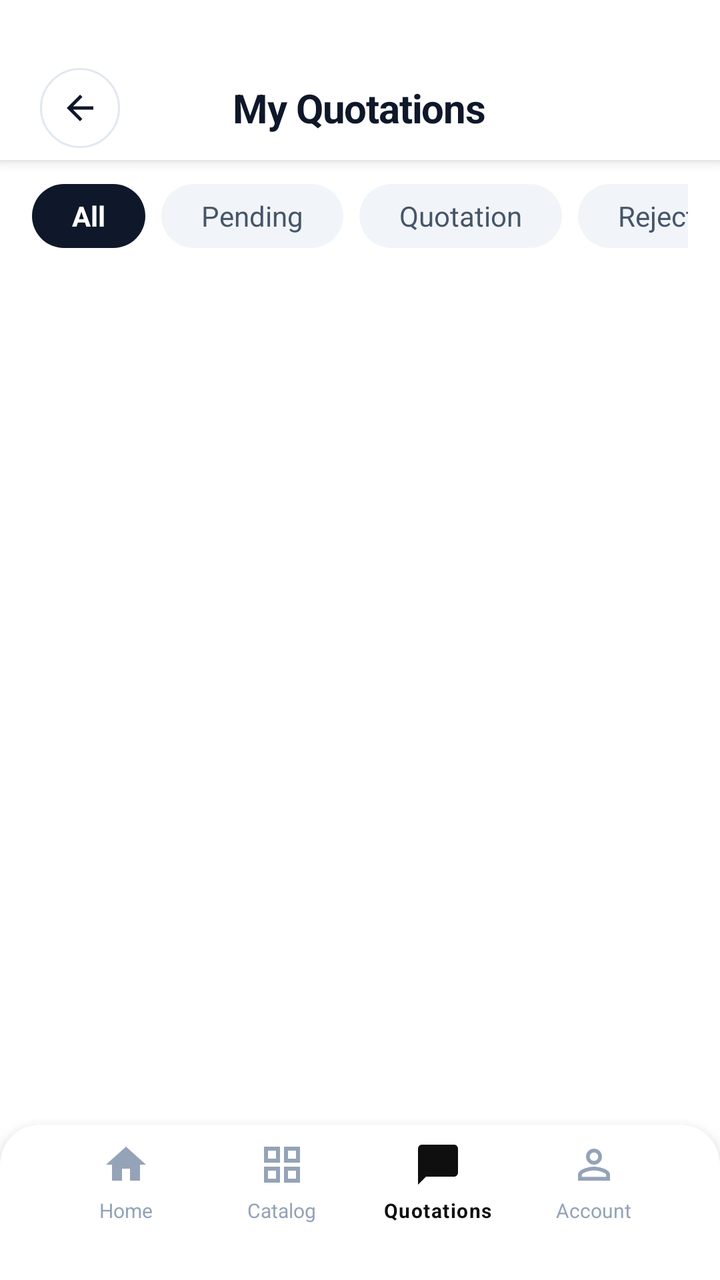
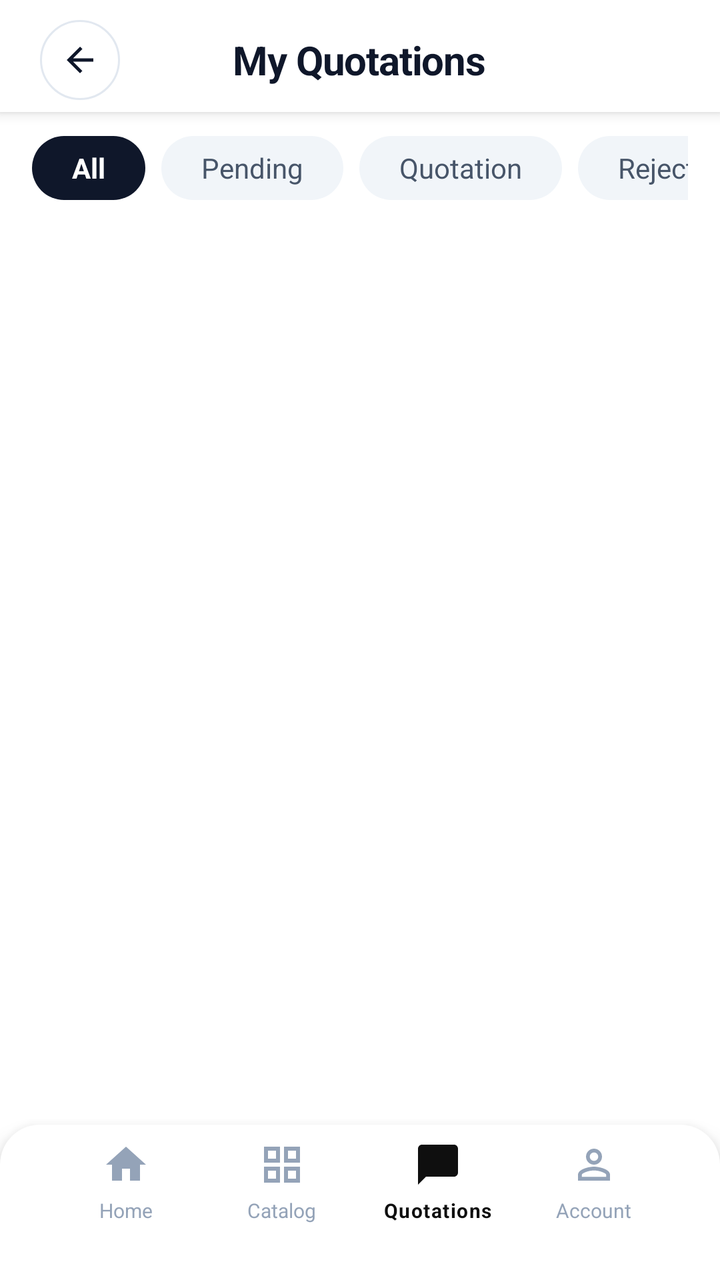

Compare the two renders of this Android layout. The source of the first and the diff that turns it into the second are given below.
<!-- AndroidManifest.xml: activity theme AppTheme -->
<!-- res/layout/activity_quotations.xml -->
<?xml version="1.0" encoding="utf-8"?>
<RelativeLayout xmlns:android="http://schemas.android.com/apk/res/android"
    android:layout_width="match_parent"
    android:layout_height="match_parent"
    android:background="@color/white"
    android:fitsSystemWindows="true">

    
    <LinearLayout
        android:id="@+id/header"
        android:layout_width="match_parent"
        android:layout_height="wrap_content"
        android:orientation="vertical"
        android:background="@color/white"
        android:elevation="4dp">

        
        <View
            android:layout_width="match_parent"
            android:layout_height="24dp"
            android:background="@color/white" />

        
        <LinearLayout
            android:layout_width="match_parent"
            android:layout_height="56dp"
            android:orientation="horizontal"
            android:paddingHorizontal="20dp"
            android:gravity="center_vertical"
            android:background="@color/white"
            android:paddingTop="4dp">

            
            <RelativeLayout
                android:id="@+id/btnBack"
                android:layout_width="40dp"
                android:layout_height="40dp"
                android:background="@drawable/bg_circle_icon"
                android:clickable="true"
                android:focusable="true">

                <ImageView
                    android:layout_width="20dp"
                    android:layout_height="20dp"
                    android:src="@drawable/ic_arrow_back"
                    android:tint="@color/slate_900"
                    android:layout_centerInParent="true" />
            </RelativeLayout>

            <Space
                android:layout_width="0dp"
                android:layout_height="0dp"
                android:layout_weight="1" />

            
            <TextView
                android:layout_width="wrap_content"
                android:layout_height="wrap_content"
                android:text="My Quotations"
                android:textColor="@color/slate_900"
                android:textSize="20sp"
                android:textStyle="bold"
                android:letterSpacing="-0.02" />

            <Space
                android:layout_width="0dp"
                android:layout_height="0dp"
                android:layout_weight="1" />

            
            <View
                android:layout_width="40dp"
                android:layout_height="40dp" />

        </LinearLayout>
    </LinearLayout>

    
    <HorizontalScrollView
        android:id="@+id/tabsContainer"
        android:layout_width="match_parent"
        android:layout_height="wrap_content"
        android:layout_below="@id/header"
        android:background="@color/white"
        android:paddingVertical="12dp"
        android:paddingHorizontal="16dp"
        android:scrollbars="none">

        <LinearLayout
            android:layout_width="wrap_content"
            android:layout_height="wrap_content"
            android:orientation="horizontal"
            android:gravity="center_vertical">

            
            <LinearLayout
                android:id="@+id/tabAll"
                android:layout_width="wrap_content"
                android:layout_height="32dp"
                android:orientation="horizontal"
                android:gravity="center"
                android:background="@drawable/bg_tab_active"
                android:paddingHorizontal="20dp"
                android:layout_marginEnd="8dp"
                android:clickable="true"
                android:focusable="true">

                <TextView
                    android:layout_width="wrap_content"
                    android:layout_height="wrap_content"
                    android:text="All"
                    android:textColor="@color/white"
                    android:textSize="14sp"
                    android:textStyle="bold" />
            </LinearLayout>

            
            <LinearLayout
                android:id="@+id/tabPending"
                android:layout_width="wrap_content"
                android:layout_height="32dp"
                android:orientation="horizontal"
                android:gravity="center"
                android:background="@drawable/bg_tab_inactive"
                android:paddingHorizontal="20dp"
                android:layout_marginEnd="8dp"
                android:clickable="true"
                android:focusable="true">

                <TextView
                    android:layout_width="wrap_content"
                    android:layout_height="wrap_content"
                    android:text="Pending"
                    android:textColor="@color/slate_600"
                    android:textSize="14sp"
                    android:textStyle="normal" />
            </LinearLayout>

            
            <LinearLayout
                android:id="@+id/tabApproved"
                android:layout_width="wrap_content"
                android:layout_height="32dp"
                android:orientation="horizontal"
                android:gravity="center"
                android:background="@drawable/bg_tab_inactive"
                android:paddingHorizontal="20dp"
                android:layout_marginEnd="8dp"
                android:clickable="true"
                android:focusable="true">

                <TextView
                    android:layout_width="wrap_content"
                    android:layout_height="wrap_content"
                    android:text="Quotation"
                    android:textColor="@color/slate_600"
                    android:textSize="14sp"
                    android:textStyle="normal" />
            </LinearLayout>

            
            <LinearLayout
                android:id="@+id/tabRejected"
                android:layout_width="wrap_content"
                android:layout_height="32dp"
                android:orientation="horizontal"
                android:gravity="center"
                android:background="@drawable/bg_tab_inactive"
                android:paddingHorizontal="20dp"
                android:clickable="true"
                android:focusable="true">

                <TextView
                    android:layout_width="wrap_content"
                    android:layout_height="wrap_content"
                    android:text="Rejected"
                    android:textColor="@color/slate_600"
                    android:textSize="14sp"
                    android:textStyle="normal" />
            </LinearLayout>

        </LinearLayout>
    </HorizontalScrollView>

    
    <RelativeLayout
        android:layout_width="match_parent"
        android:layout_height="match_parent"
        android:layout_below="@id/tabsContainer"
        android:layout_above="@+id/bottomNav">

        <androidx.recyclerview.widget.RecyclerView
            android:id="@+id/recyclerViewQuotations"
            android:layout_width="match_parent"
            android:layout_height="match_parent"
            android:clipToPadding="false"
            android:padding="16dp"
            android:paddingBottom="80dp" />

        <TextView
            android:id="@+id/tvNoQuotations"
            android:layout_width="wrap_content"
            android:layout_height="wrap_content"
            android:text="No quotations found"
            android:textColor="@color/slate_500"
            android:textSize="16sp"
            android:layout_centerInParent="true"
            android:visibility="gone" />

    </RelativeLayout>

    
    <LinearLayout
        android:id="@+id/bottomNav"
        android:layout_width="match_parent"
        android:layout_height="wrap_content"
        android:orientation="vertical"
        android:background="@drawable/bg_bottom_nav"
        android:layout_alignParentBottom="true"
        android:elevation="8dp">

        
        <LinearLayout
            android:layout_width="match_parent"
            android:layout_height="wrap_content"
            android:orientation="horizontal"
            android:paddingHorizontal="24dp"
            android:paddingTop="8dp"
            android:paddingBottom="12dp">

            
            <LinearLayout
                android:id="@+id/btnNavHome"
                android:layout_width="0dp"
                android:layout_height="wrap_content"
                android:layout_weight="1"
                android:orientation="vertical"
                android:gravity="center"
                android:clickable="true"
                android:focusable="true">

                <ImageView
                    android:layout_width="24dp"
                    android:layout_height="24dp"
                    android:src="@drawable/ic_home"
                    android:tint="@color/slate_400" />

                <TextView
                    android:layout_width="wrap_content"
                    android:layout_height="wrap_content"
                    android:text="Home"
                    android:textColor="@color/slate_400"
                    android:textSize="10sp"
                    android:layout_marginTop="4dp" />
            </LinearLayout>

            
            <LinearLayout
                android:id="@+id/btnNavCatalog"
                android:layout_width="0dp"
                android:layout_height="wrap_content"
                android:layout_weight="1"
                android:orientation="vertical"
                android:gravity="center"
                android:clickable="true"
                android:focusable="true">

                <ImageView
                    android:layout_width="24dp"
                    android:layout_height="24dp"
                    android:src="@drawable/ic_grid_view"
                    android:tint="@color/slate_400" />

                <TextView
                    android:layout_width="wrap_content"
                    android:layout_height="wrap_content"
                    android:text="Catalog"
                    android:textColor="@color/slate_400"
                    android:textSize="10sp"
                    android:layout_marginTop="4dp" />
            </LinearLayout>

            
            <LinearLayout
                android:id="@+id/btnNavEnquiries"
                android:layout_width="0dp"
                android:layout_height="wrap_content"
                android:layout_weight="1"
                android:orientation="vertical"
                android:gravity="center"
                android:clickable="true"
                android:focusable="true">

                <ImageView
                    android:layout_width="24dp"
                    android:layout_height="24dp"
                    android:src="@drawable/ic_chat_bubble"
                    android:tint="@color/primary" />

                <TextView
                    android:layout_width="wrap_content"
                    android:layout_height="wrap_content"
                    android:text="Quotations"
                    android:textColor="@color/primary"
                    android:textSize="10sp"
                    android:textStyle="bold"
                    android:letterSpacing="0.05"
                    android:layout_marginTop="4dp" />
            </LinearLayout>

            
            <LinearLayout
                android:id="@+id/btnNavAccount"
                android:layout_width="0dp"
                android:layout_height="wrap_content"
                android:layout_weight="1"
                android:orientation="vertical"
                android:gravity="center"
                android:clickable="true"
                android:focusable="true">

                <ImageView
                    android:layout_width="24dp"
                    android:layout_height="24dp"
                    android:src="@drawable/ic_person_outline"
                    android:tint="@color/slate_400" />

                <TextView
                    android:layout_width="wrap_content"
                    android:layout_height="wrap_content"
                    android:text="Account"
                    android:textColor="@color/slate_400"
                    android:textSize="10sp"
                    android:layout_marginTop="4dp" />
            </LinearLayout>
        </LinearLayout>

        
        <View
            android:layout_width="match_parent"
            android:layout_height="16dp"
            android:background="@color/white" />
    </LinearLayout>

    

</RelativeLayout>
<!-- resources referenced by this layout -->
<resources>
  <color name="primary">#0F0F0F</color>
  <color name="slate_400">#94A3B8</color>
  <color name="slate_500">#64748B</color>
  <color name="slate_600">#475569</color>
  <color name="slate_900">#0F172A</color>
  <color name="white">#FFFFFFFF</color>
  <!-- drawable bg_bottom_nav (drawable) -->
  <?xml version="1.0" encoding="utf-8"?>
  <shape xmlns:android="http://schemas.android.com/apk/res/android">
      <solid android:color="@color/white" />
      <corners android:topLeftRadius="20dp" android:topRightRadius="20dp" />
  </shape>
  <!-- drawable bg_circle_icon (drawable) -->
  <?xml version="1.0" encoding="utf-8"?>
  <shape xmlns:android="http://schemas.android.com/apk/res/android">
      <solid android:color="@color/white" />
      <corners android:radius="100dp" />
      <stroke android:width="1dp" android:color="@color/slate_200" />
  </shape>
  <!-- drawable bg_tab_active (drawable) -->
  <?xml version="1.0" encoding="utf-8"?>
  <shape xmlns:android="http://schemas.android.com/apk/res/android">
      <solid android:color="@color/slate_900" />
      <corners android:radius="999dp" />
  </shape>
  <!-- drawable bg_tab_inactive (drawable) -->
  <?xml version="1.0" encoding="utf-8"?>
  <shape xmlns:android="http://schemas.android.com/apk/res/android">
      <solid android:color="@color/slate_100" />
      <corners android:radius="999dp" />
  </shape>
  <!-- drawable ic_arrow_back (drawable) -->
  <?xml version="1.0" encoding="utf-8"?>
  <vector xmlns:android="http://schemas.android.com/apk/res/android"
      android:width="24dp"
      android:height="24dp"
      android:viewportWidth="24"
      android:viewportHeight="24"
      android:tint="@color/slate_900">
      <path
          android:fillColor="@android:color/white"
          android:pathData="M20,11H7.83l5.59,-5.59L12,4l-8,8 8,8 1.41,-1.41L7.83,13H20v-2z"/>
  </vector>
  <!-- drawable ic_chat_bubble (drawable) -->
  <vector xmlns:android="http://schemas.android.com/apk/res/android"
      android:width="24dp"
      android:height="24dp"
      android:viewportWidth="24"
      android:viewportHeight="24">
      <path
          android:fillColor="@color/white"
          android:pathData="M20 2H4c-1.1 0-2 0.9-2 2v18l4-4h14c1.1 0 2-0.9 2-2V4c0-1.1-0.9-2-2-2z" />
  </vector>
  <!-- drawable ic_grid_view (drawable) -->
  <?xml version="1.0" encoding="utf-8"?>
  <vector xmlns:android="http://schemas.android.com/apk/res/android"
      android:width="48dp"
      android:height="48dp"
      android:viewportWidth="24"
      android:viewportHeight="24"
      android:tint="#FFFFFF">
      <path
          android:fillColor="@android:color/white"
          android:pathData="M3,3v8h8V3H3zM9,9H5V5h4V9zM3,13v8h8v-8H3zM9,19H5v-4h4V19zM13,3v8h8V3h-8zM19,9h-4V5h4V9zM13,13v8h8v-8h-8zM19,19h-4v-4h4V19z"/>
  </vector>
  <!-- drawable ic_home (drawable) -->
  <vector xmlns:android="http://schemas.android.com/apk/res/android"
      android:width="24dp"
      android:height="24dp"
      android:viewportWidth="24"
      android:viewportHeight="24">
      <path
          android:fillColor="#000000"
          android:pathData="M10,20v-6h4v6h5v-8h3L12,3L2,12h3v8H10z"/>
  </vector>
  <style name="AppTheme" parent="Theme.AppCompat.Light.NoActionBar">
          
          <item name="colorPrimary">@color/primary</item>
          <item name="colorPrimaryDark">@color/primary</item>
          <item name="colorAccent">@color/primary</item>
          <item name="android:windowFullscreen">true</item>
          <item name="android:windowContentOverlay">@null</item>
          <item name="android:windowDrawsSystemBarBackgrounds">true</item>
          <item name="android:statusBarColor">@android:color/transparent</item>
          <item name="android:navigationBarColor">@android:color/transparent</item>
      </style>
  <color name="slate_200">#E2E8F0</color>
  <color name="slate_100">#F1F5F9</color>
  <!-- unchanged entries left out for length: 1 -->
</resources>

<!-- the commit's change to res/layout/activity_quotations.xml (unified diff, before → after) -->
@@ -15,10 +15,6 @@
         android:elevation="4dp">
 
         
-        <View
-            android:layout_width="match_parent"
-            android:layout_height="24dp"
-            android:background="@color/white" />
 
         
         <LinearLayout
<!-- resource entries referenced after the edit -->
@@ -78,13 +78,13 @@
   <style name="AppTheme" parent="Theme.AppCompat.Light.NoActionBar">
           
           <item name="colorPrimary">@color/primary</item>
-          <item name="colorPrimaryDark">@color/primary</item>
+          <item name="colorPrimaryDark">@color/white</item>
           <item name="colorAccent">@color/primary</item>
-          <item name="android:windowFullscreen">true</item>
+          <item name="android:windowFullscreen">false</item>
           <item name="android:windowContentOverlay">@null</item>
           <item name="android:windowDrawsSystemBarBackgrounds">true</item>
-          <item name="android:statusBarColor">@android:color/transparent</item>
-          <item name="android:navigationBarColor">@android:color/transparent</item>
+          <item name="android:statusBarColor">@android:color/white</item>
+          <item name="android:windowLightStatusBar">true</item>
       </style>
   <color name="slate_200">#E2E8F0</color>
   <color name="slate_100">#F1F5F9</color>
